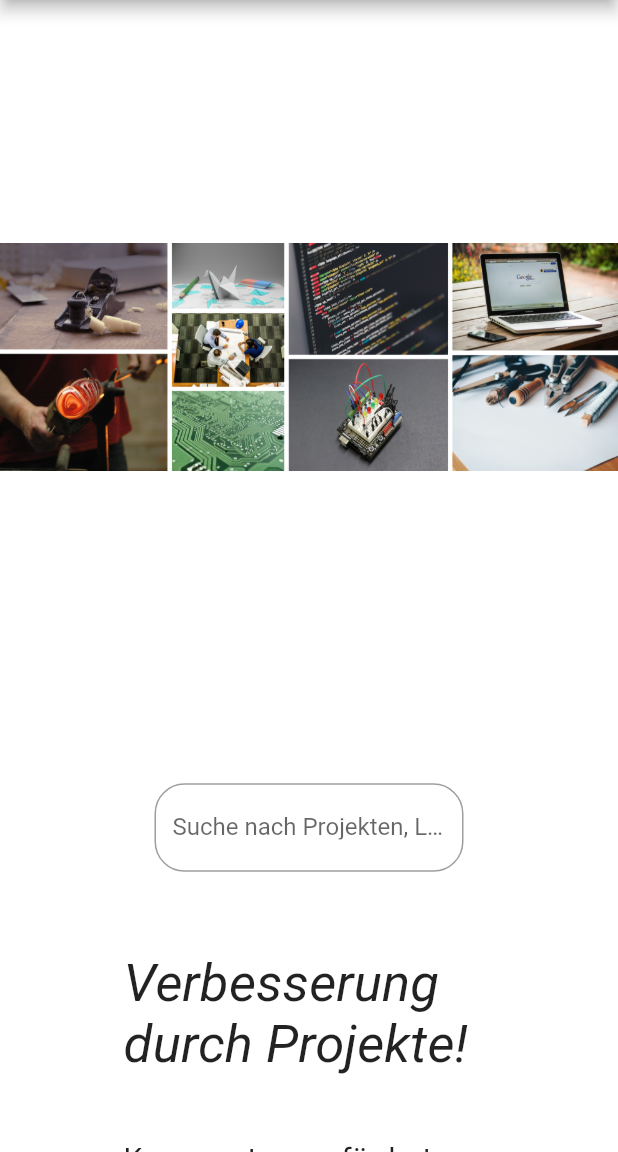
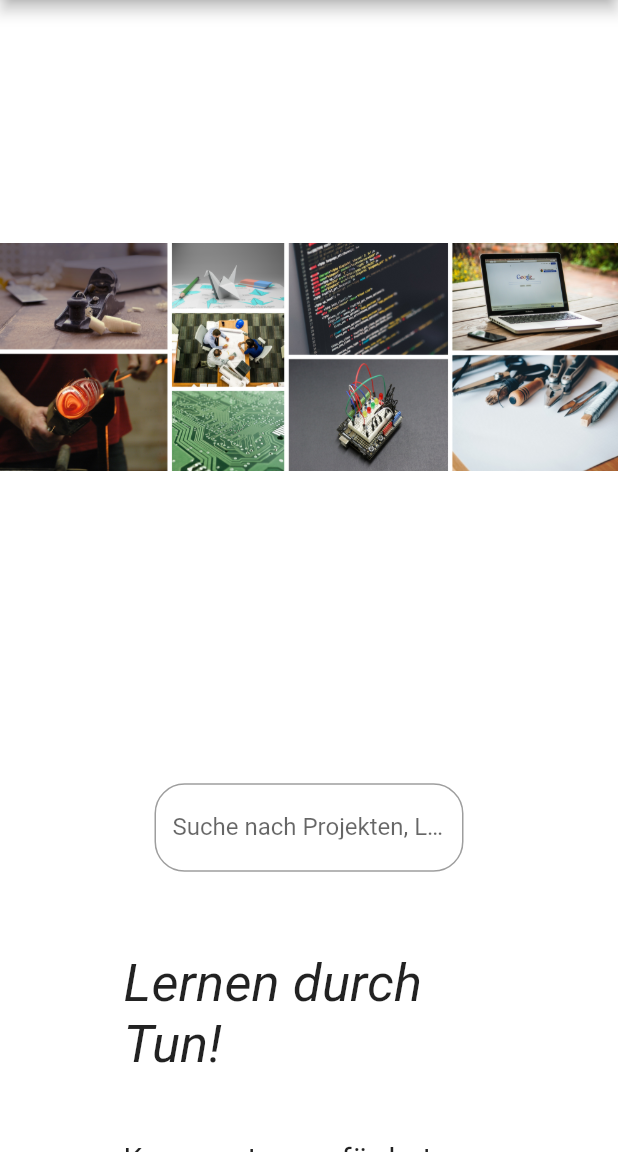
Before and after one commit to SetNameHere/MyProjects-2021, a Flutter app: the screen it shows after launch, on a phone screen of 412 x 824 dp, the part 84-1236 px from its top. Run offline on Flutter 3.47's test engine with Material 2 defaults, Android fonts, the phone set to English and light mode, and no system bars; our stand-ins replace cloud_firestore, firebase_core; accounts and stored records are empty.

Commit message:
small changes to wording

```diff
--- a/myprojects/lib/screens/HomePage.dart
+++ b/myprojects/lib/screens/HomePage.dart
@@ -83,7 +83,7 @@ class HomePage extends StatelessWidget {
                     mainAxisAlignment: MainAxisAlignment.start,
                     children: [
                       Text(
-                        'Verbesserung durch Projekte!',
+                        'Lernen durch Tun!',
                         style: TextStyle(
                           fontSize: 35,
                           fontStyle: FontStyle.italic,
@@ -147,7 +147,7 @@ class HomePage extends StatelessWidget {
                       TextButton(
                           //link to a example profil
                           child: Text(
-                            'Hier ein fühes Beispielprofil',
+                            'Hier ein frühes Beispielprofil',
                             style: TextStyle(
                               fontSize: 20,
                               height: 1.5,
@@ -161,7 +161,7 @@ class HomePage extends StatelessWidget {
                                   builder: (BuildContext context) =>
                                       ExampleProfil()))),
                       Text(
-                        'Unter dem Beispielprofil findest du auch noch weitere Hintergrundinformationen zu MyProjects.\n\nDoch damit MyProjects das alles bieten kann brauchen wir dich - und zwar nicht nur als Nutzer.\n\nMyProjects ist komplett Open Source, was bedeutet, dass du es aktiv mitgestalten und selbst programmieren kannst. Nicht nur beim Design von MyProjects gibts noch einiges zu verbessern! Hier geht’s zum GitHub Repository:',
+                        'Unter dem Beispielprofil findest du auch noch weitere Hintergrundinformationen zu MyProjects. Professionals soll es später  auch möglich sein ihren Arbeitsaltag in ihrem Profil zu beschreiben und Kompetenzen aufzuführen, die aus ihrer Sicht für ihren Job wichtig sind, was wiederum insbesondere Schüler bei der Berufsorientierung unterstützen, sowie Anregungen geben soll mit welchen Themen sie sich beschäftigen könnten.\n\nDoch damit MyProjects das alles bieten kann brauchen wir dich - und zwar nicht nur als Nutzer.\n\nMyProjects ist komplett Open Source, was bedeutet, dass du es aktiv mitgestalten und selbst programmieren kannst. Wenn du zum Beispiel der Meinung bist, dass MyProjects die Berufsorientierung noch auf andere Weise unterstützen sollte (bspw. durch veröffentlichte Berufssteckbriefe), dann mach doch gerne einen Vorschlag. Denn nicht nur beim Design von MyProjects gibt es noch einiges zu verbessern! Zum GitHub Repository gehts hier:',
                         textAlign: TextAlign.justify,
                         style: TextStyle(
                           fontSize: 20,
@@ -184,7 +184,7 @@ class HomePage extends StatelessWidget {
                               'https://github.com/SetNameHere/MyProjects-2021')),
                       SizedBox(height: height * 0.025),
                       Text(
-                        'Du hast noch keine Ahnung von Git, GitHub, Flutter (Web) oder Firebase, was die Grundlage für MyProjects bildet? Kein Problem! Dann ist das deine erste Challenge. Recherchiere und beschäftige dich mit den  Technologien. Probiere sie aktiv aus. Tutorials gibt es im Internet genug. Insbesondere, falls du später mit der Entwicklung von Software zu tun haben willst, wird sich der Aufwand für dich sicher lohnen!',
+                        'Du hast noch keine Ahnung von Git, GitHub, Flutter (Web) oder Firebase, was die Grundlage für MyProjects bildet? Kein Problem! Dann ist das deine erste Challenge. Recherchiere und beschäftige dich mit den Technologien. Probiere sie aktiv aus. Tutorials gibt es im Internet genug. Insbesondere, falls du später mit der Entwicklung von Software zu tun haben willst, wird sich der Aufwand für dich sicher lohnen!',
                         textAlign: TextAlign.justify,
                         style: TextStyle(
                           fontSize: 20,
```
Also changed, not shown: myprojects/lib/screens/Challenges.dart (+2 -18 lines), 1 other file.
